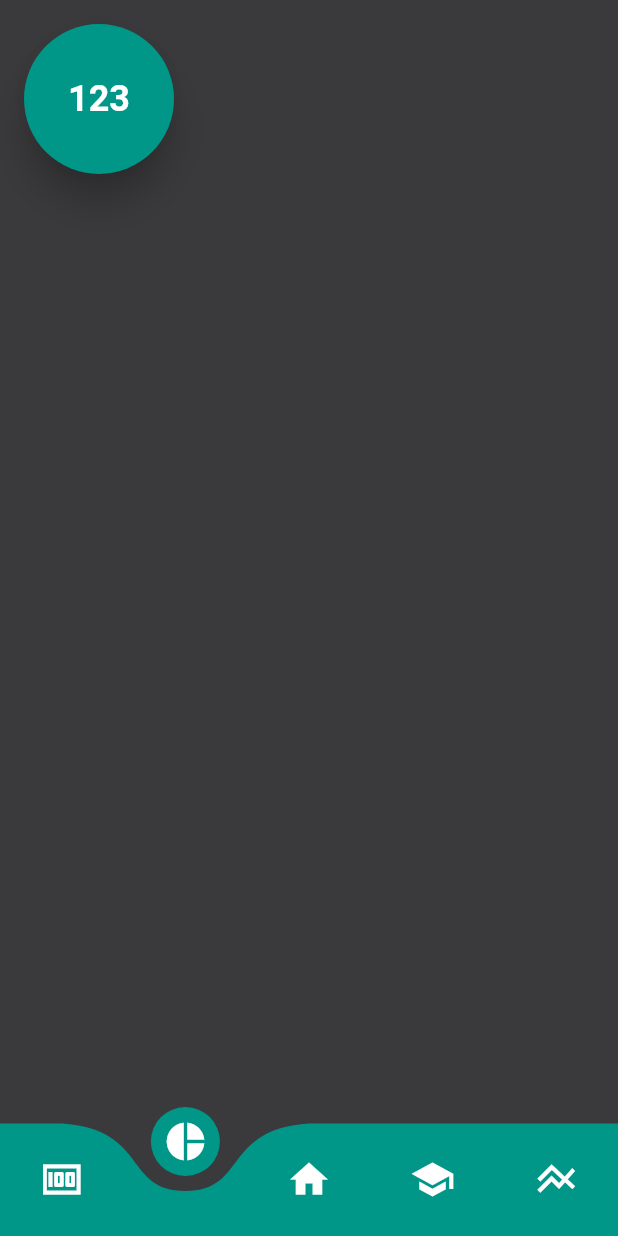
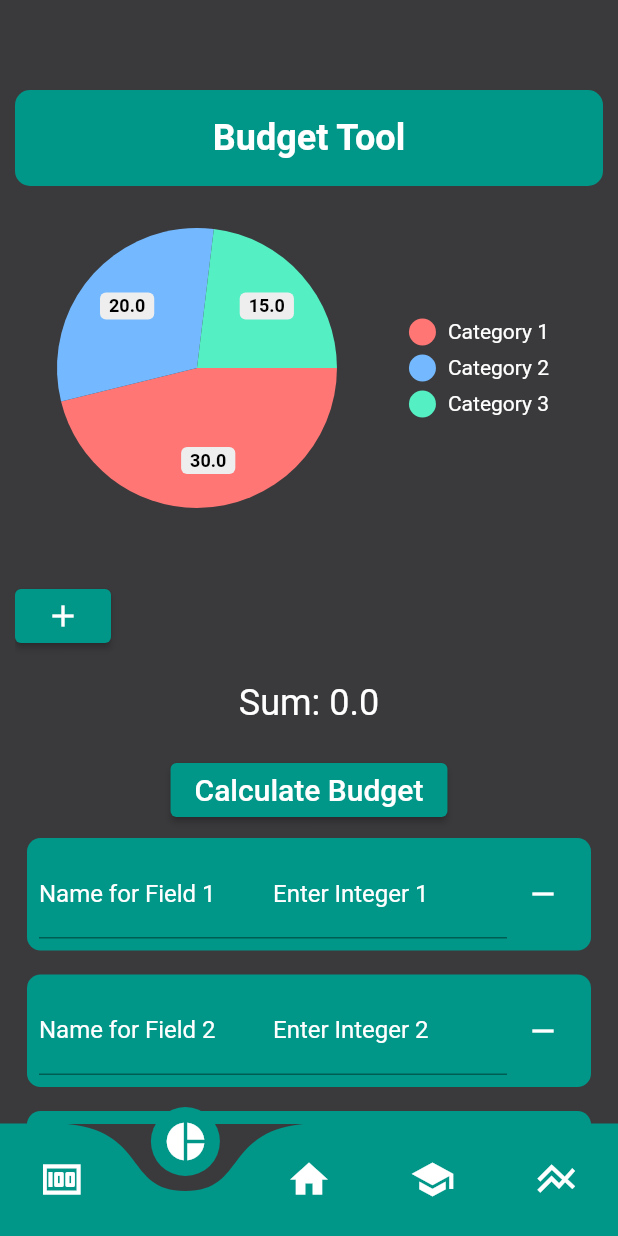
Before and after one commit to sadzhamo/money_mentor, a Flutter app: the screen it shows after launch, item 2 of the bottom bar chosen, on a phone screen of 412 x 824 dp. Run offline on Flutter 3.47's test engine with Material 2 defaults, Android fonts, the phone set to English and light mode, and no system bars; drawn by our look-alikes of curved_navigation_bar, pie_chart.

Commit message:
__ (\,-----------------'()'--o  (_    _   fixed  _    /~"   (_)_)           (_)_)

```diff
--- /dev/null
+++ b/lib/BudgetPage.dart
@@ -0,0 +1,237 @@
+import 'package:flutter/material.dart';
+import 'package:pie_chart/pie_chart.dart';
+import './main.dart';
+
+class BudgetPage extends StatefulWidget {
+  @override
+  _MyAppState createState() => _MyAppState();
+}
+
+class _MyAppState extends State<BudgetPage> {
+  int nextField = 6;
+
+  List<TextEditingController> textControllers = [];
+  List<TextEditingController> nameControllers = [];
+  List<Widget> textFields = [];
+
+  double sum = 0;
+  Map<String, double> dataMap = {
+    'Category 1': 30, // Initial dummy values
+    'Category 2': 20,
+    'Category 3': 15,
+  };
+
+  @override
+  void initState() {
+    super.initState();
+
+    for (int i = 1; i <= 5; i++) {
+      textControllers.add(TextEditingController());
+      nameControllers.add(TextEditingController());
+      textFields.add(
+        SizedBox(
+          child: Container(
+            padding: EdgeInsets.all(8),
+            decoration: BoxDecoration(
+              color: buttonColor,
+              borderRadius: BorderRadius.circular(9.0),
+            ),
+            child: Row(
+              children: [
+                Expanded(
+                  child: TextField(
+                    style: TextStyle(
+                      color: buttonText,
+                    ),
+                    controller: nameControllers[i - 1],
+                    decoration: InputDecoration(
+                      labelText: 'Name for Field $i',
+                      labelStyle: TextStyle(color: buttonText),
+                    ),
+                  ),
+                ),
+                Expanded(
+                  child: TextField(
+                    style: TextStyle(
+                      color: buttonText,
+                    ),
+                    controller: textControllers[i - 1],
+                    keyboardType: TextInputType.number,
+                    decoration: InputDecoration(
+                      labelText: 'Enter Integer $i',
+                      labelStyle: TextStyle(color: buttonText),
+                    ),
+                  ),
+                ),
+                IconButton(
+                  icon: Icon(Icons.remove, color: buttonText),
+                  onPressed: () {
+                    textControllers.removeAt(i - 1);
+                    nameControllers.removeAt(i - 1);
+                    textFields.removeAt(i - 1);
+                    setState(() {});
+                  },
+                ),
+              ],
+            ),
+          ),
+        ),
+      );
+    }
+  }
+
+  void calculateSum() {
+    dataMap = {};
+    sum = 0;
+
+    for (int i = 0; i < textControllers.length; i++) {
+      int inputValue = int.tryParse(textControllers[i].text) ?? 0;
+      sum += inputValue;
+      dataMap[nameControllers[i].text] = inputValue.toDouble();
+    }
+
+    setState(() {});
+  }
+
+  void addNewField() {
+    textControllers.add(TextEditingController());
+    nameControllers.add(TextEditingController());
+    textFields.add(
+      SizedBox(
+        child: Container(
+          padding: EdgeInsets.all(8),
+          decoration: BoxDecoration(
+            color: buttonColor,
+            borderRadius: BorderRadius.circular(9.0),
+          ),
+          child: Row(
+            children: [
+              Expanded(
+                child: TextField(
+                  controller: nameControllers.last,
+                  decoration: InputDecoration(
+                    labelText: 'Name for Field $nextField',
+                    labelStyle: TextStyle(color: buttonText),
+                  ),
+                ),
+              ),
+              Expanded(
+                child: TextField(
+                  controller: textControllers.last,
+                  keyboardType: TextInputType.number,
+                  decoration: InputDecoration(
+                    labelText: 'Enter Integer $nextField',
+                    labelStyle: TextStyle(color: buttonText),
+                  ),
+                ),
+              ),
+              IconButton(
+                icon: Icon(Icons.remove, color: buttonText),
+                onPressed: () {
+                  textControllers.removeAt(textControllers.length - 1);
+                  nameControllers.removeAt(nameControllers.length - 1);
+                  textFields.removeAt(textFields.length - 1);
+                  setState(() {});
+                },
+              ),
+            ],
+          ),
+        ),
+      ),
+    );
+
+    nextField++;
+
+    setState(() {});
+  }
+
+  @override
+  Widget build(BuildContext context) {
+    return MaterialApp(
+      title: 'Budget Tool',
+      theme: ThemeData(
+      scaffoldBackgroundColor: Colors.transparent,
+      ),
+      home: Scaffold(
+        appBar: null,
+        body: Padding(
+          padding: const EdgeInsets.only(top: 60.0, left: 10.0, right: 10.0),
+          child: Container(
+            child: SingleChildScrollView(
+              child: Column(
+                children: <Widget>[
+                  Container(
+                    padding: EdgeInsets.all(8),
+                    width: double.infinity,
+                    decoration: BoxDecoration(
+                      color: buttonColor, // Set the background color
+                      borderRadius: BorderRadius.circular(10.0), // Set the border radius
+                    ),
+                    child: Center(
+                      child: Padding(
+                        padding: const EdgeInsets.all(10.0),
+                        child: SizedBox(
+                          child: Text(
+                            'Budget Tool',
+                            style: TextStyle(
+                              fontSize: 24,
+                              fontWeight: FontWeight.bold,
+                              color: buttonText,
+                            ),
+                          ),
+                        ),
+                      ),
+                    ),
+                  ),
+                  Container(
+                    padding: EdgeInsets.all(20.0),
+                    child: dataMap.isNotEmpty
+                        ? PieChart(
+                            dataMap: dataMap,
+                            chartType: ChartType.disc,
+                            chartRadius: MediaQuery.of(context).size.width / 2,
+                            legendOptions: LegendOptions(
+                              legendPosition: LegendPosition.right,
+                              legendTextStyle: TextStyle(color: buttonText),
+                              showLegends: true,
+                            ),
+                          )
+                        : Container(),
+                  ),
+                  SizedBox(height: 20),
+                  Align(
+                    alignment: Alignment.centerLeft,
+                    child: ElevatedButton(
+                      style: ButtonStyle(backgroundColor: MaterialStateProperty.all<Color>(buttonColor),),
+                      onPressed: addNewField,
+                      child: Icon(Icons.add, color: buttonText),
+                    ),
+                  ),
+                  SizedBox(height: 20),
+                  Text(
+                    'Sum: $sum',
+                    style: TextStyle(
+                      fontSize: 24,
+                      color: buttonText,
+                    ),
+                  ),
+                  SizedBox(height: 20),
+                  ElevatedButton(
+                    style: ButtonStyle(backgroundColor: MaterialStateProperty.all<Color>(buttonColor),),
+                    onPressed: calculateSum,
+                    child: Text('Calculate Budget', style: TextStyle(fontSize: 20.0)),
+                  ),
+                  Column(
+                    children: <Widget>[
+                      for (var textField in textFields) Padding(padding: EdgeInsets.all(8), child: textField),
+                    ],
+                  ),
+                ],
+              ),
+            ),
+          ),
+        ),
+      ),
+    );
+  }
+}
--- a/lib/main.dart
+++ b/lib/main.dart
@@ -1,5 +1,6 @@
 import 'package:curved_navigation_bar/curved_navigation_bar.dart';
 import 'package:flutter/material.dart';
+import 'package:money_mentor/BudgetPage.dart';
 import 'LessonsPage.dart';
 import 'HomePage.dart';
 import 'ScorecardPage.dart';
@@ -43,7 +44,7 @@ class _MainPageState extends State<MainPage> {
   int _selectedIndex = 2;
   var pages = {
     0: SpendingPage(),
-    1: ScorecardPage(score: '123'),
+    1: BudgetPage(),
     2: const HomePage(),
     3: const LessonsPage()
   };
--- a/pubspec.yaml
+++ b/pubspec.yaml
@@ -37,6 +37,7 @@ dependencies:
   # Use with the CupertinoIcons class for iOS style icons.
   cupertino_icons: ^1.0.2
   http: ^1.1.0
+  pie_chart: ^5.3.2
 
 dev_dependencies:
   flutter_test:
```
Also changed, not shown: pubspec.lock.
